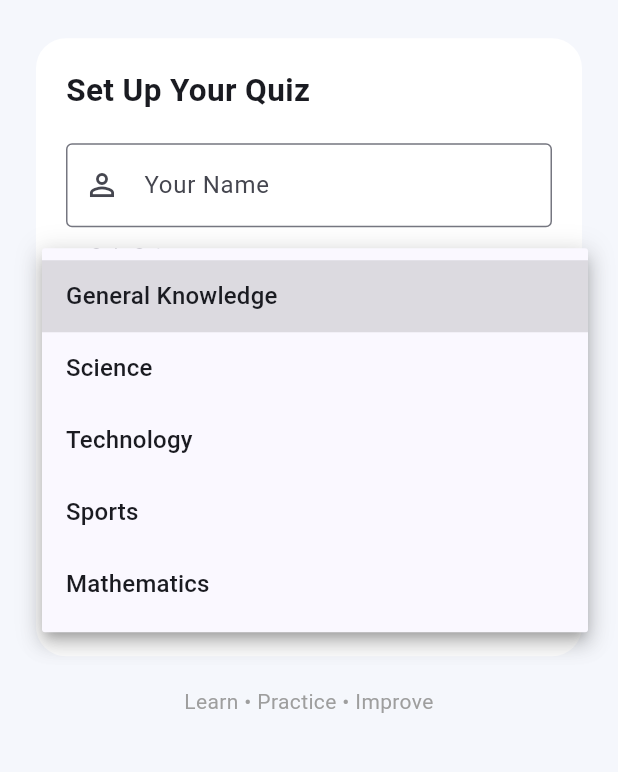
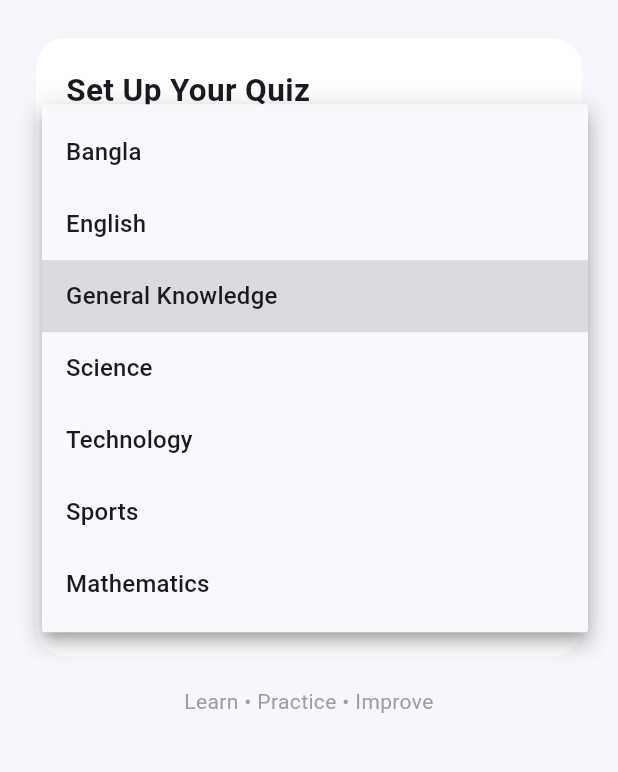
Before and after one commit to sultana-rinki/quizbyte, a Flutter app: the screen it shows after launch, after a tap on "General Knowledge", on a phone screen of 412 x 824 dp, the part 450-1222 px from its top. Run offline on Flutter 3.47's test engine with Material 3 defaults, Android fonts, the phone set to English and light mode, and no system bars.

Commit message:
Implemented category-wise question bank

```diff
--- /dev/null
+++ b/lib/data/bangla_questions.dart
@@ -0,0 +1,92 @@
+
+import '../models/quiz_question.dart';
+
+const List<QuizQuestion> banglaQuestions = [
+  QuizQuestion(
+    question: 'হরফের ছড়া গ্রন্থটির লেখক কে?',
+    options: [
+      'সুকুমার রায়',
+      'ফররুখ আহমদ',
+      'জসীমউদ্দীন',
+      'সুফিয়া কামাল'
+    ],
+    correctAnswer: 1,
+  ),
+
+  QuizQuestion(
+    question: 'নজরুলের প্রথম প্রকাশিত রচনার নাম কী?',
+    options: [
+      'বিদ্রোহী',
+      'অগ্নিবীণা',
+      'বাউণ্ডেলের আত্মকাহিনী',
+      'মুক্তি'
+    ],
+    correctAnswer: 2,
+  ),
+
+  QuizQuestion(
+    question: 'বনলতা সেন কাব্যগ্রন্থটি কার লেখা?',
+    options: [
+      'জীবনানন্দ দাশ',
+      'রবীন্দ্রনাথ ঠাকুর',
+      'কাজী নজরুল ইসলাম',
+      'সুকান্ত ভট্টাচার্য'
+    ],
+    correctAnswer: 0,
+  ),
+
+  QuizQuestion(
+    question: 'অনিলা দেবী কার ছদ্মনাম?',
+    options: [
+      'বঙ্কিমচন্দ্র চট্টোপাধ্যায়',
+      'প্রমথ চৌধুরী',
+      'রবীন্দ্রনাথ ঠাকুর',
+      'শরৎচন্দ্র চট্টোপাধ্যায়'
+    ],
+    correctAnswer: 3,
+  ),
+
+  QuizQuestion(
+    question: 'নদী ও নারী উপন্যাসটি কে লিখেছেন?',
+    options: [
+      'শওকত আলী',
+      'হুমায়ুন কবির',
+      'মানিক বন্দ্যোপাধ্যায়',
+      'রশীদ করিম'
+    ],
+    correctAnswer: 1,
+  ),
+
+  QuizQuestion(
+    question: 'তেইশ নম্বর তৈলচিত্র কোন ধরনের সাহিত্যকর্ম?',
+    options: [
+      'কবিতা',
+      'নাটক',
+      'উপন্যাস',
+      'ছোটগল্প'
+    ],
+    correctAnswer: 2,
+  ),
+
+  QuizQuestion(
+    question: 'প্রদোষে প্রাকৃতজন কার রচিত উপন্যাস?',
+    options: [
+      'শওকত আলী',
+      'শহীদুল জহির',
+      'হুমায়ূন আহমেদ',
+      'শওকত ওসমান'
+    ],
+    correctAnswer: 0,
+  ),
+
+  QuizQuestion(
+    question: 'সংগ্রাম নামের তেলচিত্রটির শিল্পী কে?',
+    options: [
+      'কামরুল হাসান',
+      'এস এম সুলতান',
+      'কাইয়ুম চৌধুরী',
+      'জয়নুল আবেদিন'
+    ],
+    correctAnswer: 3,
+  ),
+];
--- /dev/null
+++ b/lib/data/english_questions.dart
@@ -0,0 +1,3 @@
+import '../models/quiz_question.dart';
+
+const List<QuizQuestion> englishQuestions = [];
--- /dev/null
+++ b/lib/data/gk_questions.dart
@@ -0,0 +1,3 @@
+import '../models/quiz_question.dart';
+
+const List<QuizQuestion> gkQuestions = [];
--- /dev/null
+++ b/lib/data/mathematics_questions.dart
@@ -0,0 +1,3 @@
+import '../models/quiz_question.dart';
+
+const List<QuizQuestion> mathematicsQuestions  = [];
--- /dev/null
+++ b/lib/data/science_questions.dart
@@ -0,0 +1,3 @@
+import '../models/quiz_question.dart';
+
+const List<QuizQuestion> scienceQuestions = [];
--- /dev/null
+++ b/lib/data/sports_questions.dart
@@ -0,0 +1,3 @@
+import '../models/quiz_question.dart';
+
+const List<QuizQuestion> sportsQuestions = [];
--- /dev/null
+++ b/lib/data/technology_questions.dart
@@ -0,0 +1,3 @@
+import '../models/quiz_question.dart';
+
+const List<QuizQuestion> technologyQuestions = [];
--- a/lib/main.dart
+++ b/lib/main.dart
@@ -3,7 +3,13 @@ import 'dart:async';
 import 'package:flutter/material.dart';
 
 import 'models/quiz_question.dart';
-import 'data/question_bank.dart';
+import 'data/bangla_questions.dart';
+import 'data/english_questions.dart';
+import 'data/gk_questions.dart';
+import 'data/science_questions.dart';
+import 'data/technology_questions.dart';
+import 'data/sports_questions.dart';
+import 'data/mathematics_questions.dart';
 
 void main() {
   runApp(const QuizByteApp());
@@ -48,13 +54,17 @@ class _HomePageState extends State<HomePage> {
   String selectedCategory = 'General Knowledge';
   String selectedDifficulty = 'Easy';
 
-  final categories = [
-    'General Knowledge',
-    'Science',
-    'Technology',
-    'Sports',
-    'Mathematics',
-  ];
+  final Map<String, List<QuizQuestion>> categoryQuestions = {
+    'Bangla': banglaQuestions,
+    'English': englishQuestions,
+    'General Knowledge': gkQuestions,
+    'Science': scienceQuestions,
+    'Technology': technologyQuestions,
+    'Sports': sportsQuestions,
+    'Mathematics': mathematicsQuestions,
+  };
+
+  List<String> get categories => categoryQuestions.keys.toList();
 
   final difficulties = ['Easy', 'Medium', 'Hard'];
 
@@ -76,6 +86,16 @@ class _HomePageState extends State<HomePage> {
       return;
     }
 
+    final questions = categoryQuestions[selectedCategory] ?? [];
+    if (questions.isEmpty) {
+      ScaffoldMessenger.of(context).showSnackBar(
+        const SnackBar(
+          content: Text('No questions available in this category yet.'),
+        ),
+      );
+      return;
+    }
+
     Navigator.push(
       context,
       MaterialPageRoute(
@@ -83,6 +103,7 @@ class _HomePageState extends State<HomePage> {
           name: name,
           category: selectedCategory,
           difficulty: selectedDifficulty,
+          questions: List<QuizQuestion>.unmodifiable(questions),
         ),
       ),
     );
@@ -263,6 +284,7 @@ class _HomePageState extends State<HomePage> {
 
 // QUIZ SCREEN
 class QuizPage extends StatefulWidget {
+  final List<QuizQuestion> questions;
   final String name;
   final String category;
   final String difficulty;
@@ -272,6 +294,7 @@ class QuizPage extends StatefulWidget {
     required this.name,
     required this.category,
     required this.difficulty,
+    required this.questions,
   });
 
   @override
@@ -292,7 +315,7 @@ class _QuizPageState extends State<QuizPage> {
   void initState() {
     super.initState();
     selectedAnswers =
-    List<int?>.filled(sampleQuestions.length, null);
+    List<int?>.filled(widget.questions.length, null);
     startTimer();
   }
 
@@ -335,9 +358,9 @@ class _QuizPageState extends State<QuizPage> {
 
     int score = 0;
 
-    for (int i = 0; i < sampleQuestions.length; i++) {
+    for (int i = 0; i < widget.questions.length; i++) {
       if (selectedAnswers[i] ==
-          sampleQuestions[i].correctAnswer) {
+          widget.questions[i].correctAnswer) {
         score++;
       }
     }
@@ -350,7 +373,7 @@ class _QuizPageState extends State<QuizPage> {
           category: widget.category,
           difficulty: widget.difficulty,
           score: score,
-          questions: sampleQuestions,
+          questions: widget.questions,
           selectedAnswers: List<int?>.from(selectedAnswers),
           timeExpired: timeExpired,
         ),
@@ -366,7 +389,7 @@ class _QuizPageState extends State<QuizPage> {
 
   @override
   Widget build(BuildContext context) {
-    final question = sampleQuestions[currentQuestion];
+    final question = widget.questions[currentQuestion];
     final answeredCount =
         selectedAnswers.where((answer) => answer != null).length;
 
@@ -437,7 +460,7 @@ class _QuizPageState extends State<QuizPage> {
                 const SizedBox(height: 20),
                 Text(
                   'Question ${currentQuestion + 1} of '
-                      '${sampleQuestions.length}',
+                      '${widget.questions.length}',
                   style: const TextStyle(
                     fontSize: 18,
                     fontWeight: FontWeight.bold,
@@ -446,14 +469,14 @@ class _QuizPageState extends State<QuizPage> {
                 const SizedBox(height: 10),
                 LinearProgressIndicator(
                   value: (currentQuestion + 1) /
-                      sampleQuestions.length,
+                      widget.questions.length,
                   minHeight: 8,
                   borderRadius: BorderRadius.circular(10),
                 ),
                 const SizedBox(height: 10),
                 Text(
                   '$answeredCount of '
-                      '${sampleQuestions.length} answered',
+                      '${widget.questions.length} answered',
                   style: const TextStyle(color: Colors.grey),
                 ),
                 const SizedBox(height: 25),
@@ -505,7 +528,7 @@ class _QuizPageState extends State<QuizPage> {
                       ),
                     const Spacer(),
                     if (currentQuestion <
-                        sampleQuestions.length - 1)
+                        widget.questions.length - 1)
                       FilledButton(
                         onPressed: () {
                           setState(() {
```
